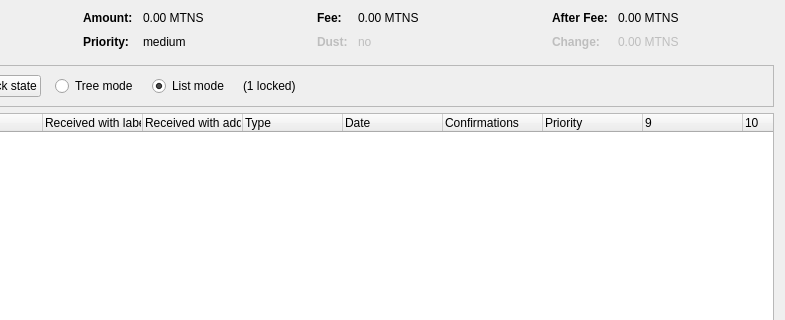
The window that src/qt/forms/coincontroldialog.ui (CHIPO-Project/CHIPO) describes before a commit, drawn with Qt 5; both pictures show x 169 to 954 and y 0 to 320 of the 954 by 500 pixel window.
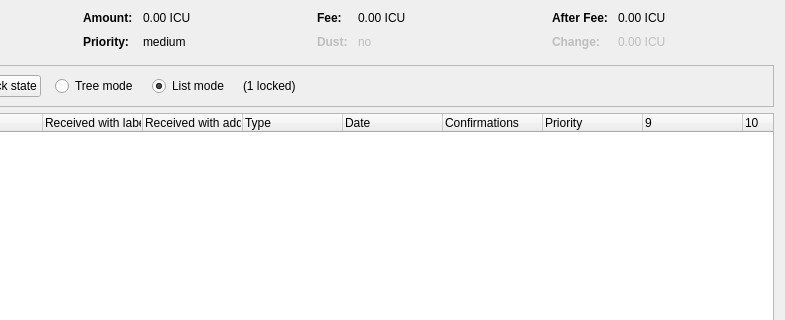
The same window after the commit. Custom widgets are drawn as their Qt base class.

```diff
--- a/src/qt/forms/coincontroldialog.ui
+++ b/src/qt/forms/coincontroldialog.ui
@@ -132,7 +132,7 @@
           <enum>Qt::ActionsContextMenu</enum>
          </property>
          <property name="text">
-          <string notr="true">0.00 MTNS</string>
+          <string notr="true">0.00 ICU</string>
          </property>
          <property name="textInteractionFlags">
           <set>Qt::LinksAccessibleByMouse|Qt::TextSelectableByKeyboard|Qt::TextSelectableByMouse</set>
@@ -206,7 +206,7 @@
           <enum>Qt::ActionsContextMenu</enum>
          </property>
          <property name="text">
-          <string notr="true">0.00 MTNS</string>
+          <string notr="true">0.00 ICU</string>
          </property>
          <property name="textInteractionFlags">
           <set>Qt::LinksAccessibleByMouse|Qt::TextSelectableByKeyboard|Qt::TextSelectableByMouse</set>
@@ -286,7 +286,7 @@
           <enum>Qt::ActionsContextMenu</enum>
          </property>
          <property name="text">
-          <string notr="true">0.00 MTNS</string>
+          <string notr="true">0.00 ICU</string>
          </property>
          <property name="textInteractionFlags">
           <set>Qt::LinksAccessibleByMouse|Qt::TextSelectableByKeyboard|Qt::TextSelectableByMouse</set>
@@ -321,7 +321,7 @@
           <enum>Qt::ActionsContextMenu</enum>
          </property>
          <property name="text">
-          <string notr="true">0.00 MTNS</string>
+          <string notr="true">0.00 ICU</string>
          </property>
          <property name="textInteractionFlags">
           <set>Qt::LinksAccessibleByMouse|Qt::TextSelectableByKeyboard|Qt::TextSelectableByMouse</set>
```
